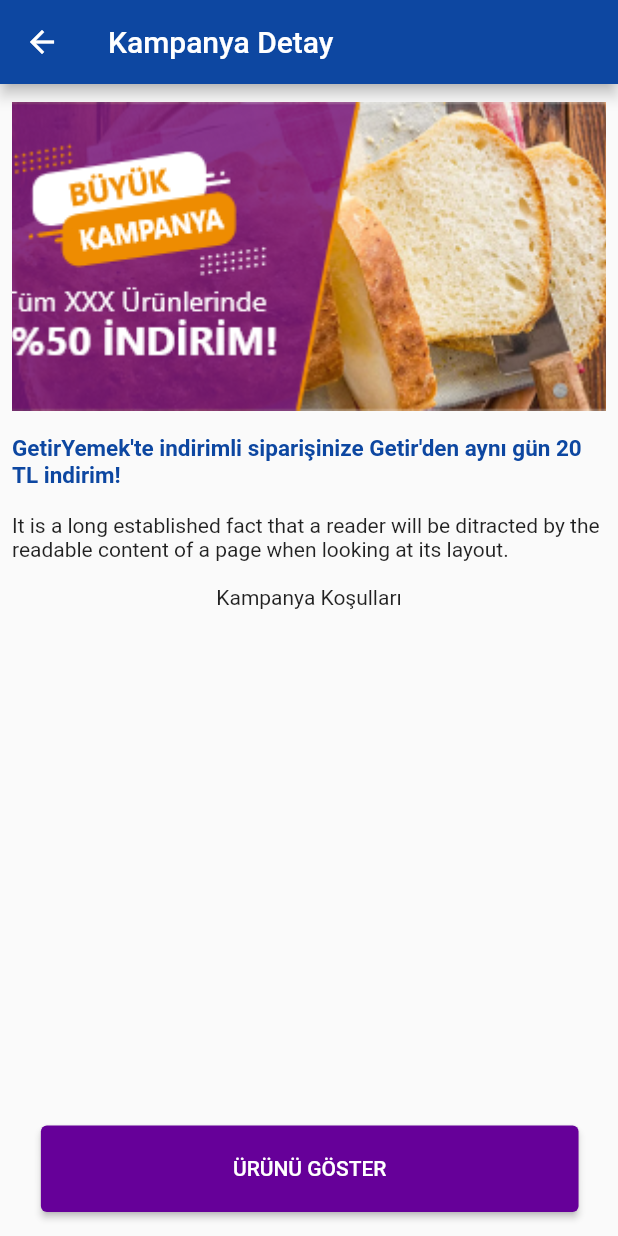
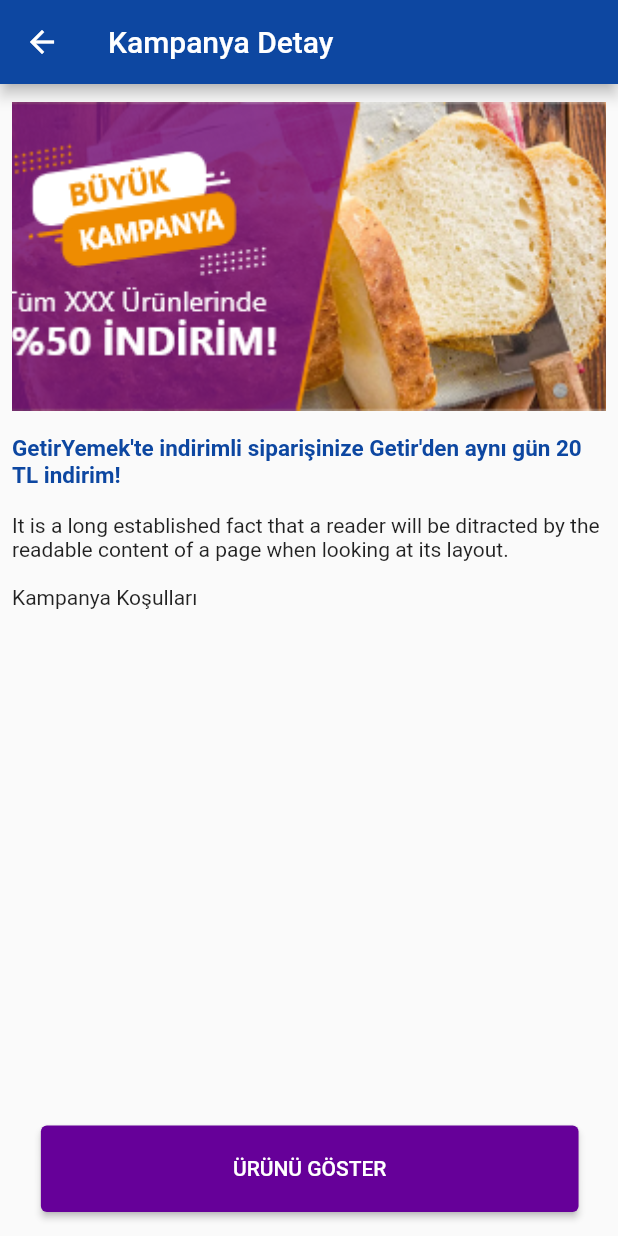
Before and after one commit to tolgabaskesen/vergelsin, a Flutter app: the KampanyaDetay screen opened by its route, on a phone screen of 412 x 824 dp. Run offline on Flutter 3.47's test engine with Material 2 defaults, Android fonts, the phone set to English and light mode, and no system bars; our stand-ins replace auto_size_text, font_awesome_flutter, persistent_bottom_nav_bar.

Commit message:
kampanya

```diff
--- a/lib/screens/kampanya_detay.dart
+++ b/lib/screens/kampanya_detay.dart
@@ -48,6 +48,7 @@
               ),
             ),
             Container(
+              alignment: Alignment.centerLeft, // Bu şekilde olacak
               margin: EdgeInsets.all(8),
               child: Text(
                 "Kampanya Koşulları",
```
